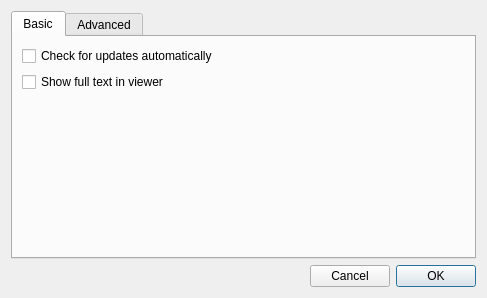
Above: BerViewer/settings_dlg.ui from jykim74/BerEditor before the change. Below: the same form after it.
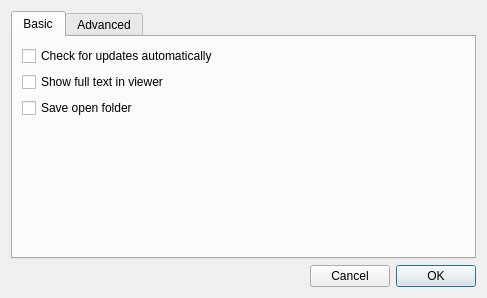
That is the form after the change.

What changed in the file:
```diff
--- a/BerViewer/settings_dlg.ui
+++ b/BerViewer/settings_dlg.ui
@@ -55,6 +55,13 @@
            </property>
           </widget>
          </item>
+         <item>
+          <widget class="QCheckBox" name="mCheckSaveOpenFolder">
+           <property name="text">
+            <string>Save open folder</string>
+           </property>
+          </widget>
+         </item>
         </layout>
        </item>
        <item row="1" column="0">
```
